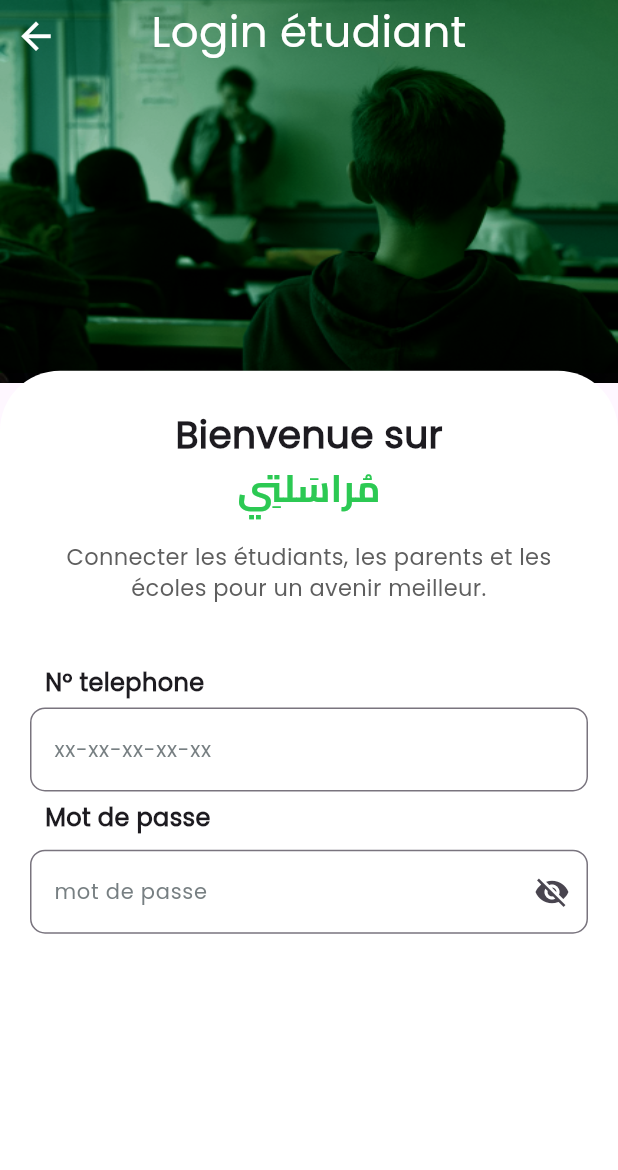
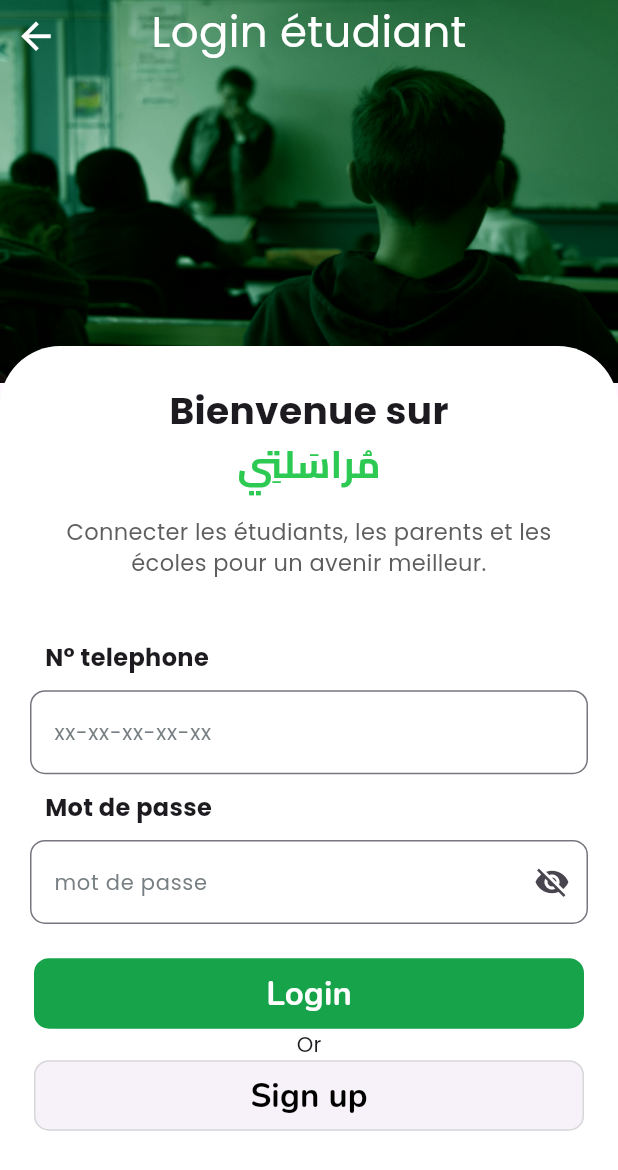
Before and after one commit to hedmi-san/project-kindergarden, a Flutter app: the screen it shows after launch, on a phone screen of 412 x 824 dp. Shown: the top 1170 px of the screen. Run offline on Flutter 3.47's test engine with Material 3 defaults, Android fonts, the phone set to English and light mode, and no system bars; our stand-ins replace flutter_svg, get.

Commit message:
finishing student login

```diff
--- a/lib/features/Auth/view/student/studentlogin.dart
+++ b/lib/features/Auth/view/student/studentlogin.dart
@@ -1,7 +1,6 @@
-import 'dart:ffi';
+// ignore_for_file: library_private_types_in_public_api
 
 import 'package:flutter/material.dart';
-import 'package:flutter/widgets.dart';
 import 'package:project_kindergarden/theme/theme.dart';
 
 final phoneNumber = TextEditingController();
@@ -55,7 +54,7 @@ class StudentLoginScreen extends StatelessWidget {
             Align(
               alignment: Alignment.bottomCenter,
               child: Container(
-                height: MediaQuery.sizeOf(context).height * 0.70,
+                height: MediaQuery.sizeOf(context).height * 0.72,
                 decoration: const BoxDecoration(
                   color: Colors.white,
                   borderRadius: BorderRadius.only(
@@ -106,6 +105,14 @@ class StudentLoginScreen extends StatelessWidget {
                           height: MediaQuery.sizeOf(context).height * 0.001,
                         ),
                         const PasswordTextForm(),
+                        SizedBox(
+                          height: MediaQuery.sizeOf(context).height * 0.015,
+                        ),
+                        const LoginButton(),
+                        const Text(
+                          'Or',
+                        ),
+                        const SignupButton(),
                       ],
                     ),
                   ],
@@ -121,8 +128,8 @@ class StudentLoginScreen extends StatelessWidget {
 
 class PhoneNumberTextForm extends StatefulWidget {
   const PhoneNumberTextForm({
-    Key? key,
-  }) : super(key: key);
+    super.key,
+  });
 
   @override
   _PhoneNumberTextFormState createState() => _PhoneNumberTextFormState();
@@ -142,7 +149,7 @@ class _PhoneNumberTextFormState extends State<PhoneNumberTextForm> {
           ),
         ),
         Padding(
-          padding: const EdgeInsets.symmetric(horizontal: 20, vertical: 5),
+          padding: const EdgeInsets.symmetric(horizontal: 20, vertical: 10),
           child: TextField(
             controller: phoneNumber,
             keyboardType: TextInputType.number,
@@ -168,8 +175,8 @@ class _PhoneNumberTextFormState extends State<PhoneNumberTextForm> {
 
 class PasswordTextForm extends StatefulWidget {
   const PasswordTextForm({
-    Key? key,
-  }) : super(key: key);
+    super.key,
+  });
 
   @override
   _PasswordTextFormState createState() => _PasswordTextFormState();
@@ -224,20 +231,19 @@ class _PasswordTextFormState extends State<PasswordTextForm> {
   }
 }
 
-class ContinueButton extends StatelessWidget {
-  const ContinueButton({
+class LoginButton extends StatelessWidget {
+  const LoginButton({
     super.key,
   });
 
   @override
   Widget build(BuildContext context) {
-    return Container(
-      padding: const EdgeInsets.only(bottom: 12),
-      width: MediaQuery.of(context).size.width * 0.6,
+    return SizedBox(
+      width: MediaQuery.of(context).size.width * 0.89,
       child: ElevatedButton(
         style: ElevatedButton.styleFrom(
           elevation: 0.0,
-          backgroundColor: Pallete.secondarygreenColor,
+          backgroundColor: Pallete.primarygreenColor,
           shape: RoundedRectangleBorder(
             borderRadius: BorderRadius.circular(10),
           ),
@@ -246,8 +252,9 @@ class ContinueButton extends StatelessWidget {
         child: const Padding(
           padding: EdgeInsets.all(8.0),
           child: Text(
-            'Continuer',
+            'Login',
             style: TextStyle(
+              fontFamily: 'Nunito',
               color: Colors.white,
               fontSize: 22,
               fontWeight: FontWeight.w400,
@@ -258,3 +265,40 @@ class ContinueButton extends StatelessWidget {
     );
   }
 }
+
+class SignupButton extends StatelessWidget {
+  const SignupButton({
+    super.key,
+  });
+
+  @override
+  Widget build(BuildContext context) {
+    return SizedBox(
+      width: MediaQuery.of(context).size.width * 0.89,
+      child: ElevatedButton(
+        style: ElevatedButton.styleFrom(
+          elevation: 0.0,
+          side: const BorderSide(
+            color: Pallete.bordergreyColor,
+          ),
+          shape: RoundedRectangleBorder(
+            borderRadius: BorderRadius.circular(10),
+          ),
+        ),
+        onPressed: () {},
+        child: const Padding(
+          padding: EdgeInsets.all(8.0),
+          child: Text(
+            'Sign up',
+            style: TextStyle(
+              fontFamily: 'Nunito',
+              color: Colors.black,
+              fontSize: 22,
+              fontWeight: FontWeight.w400,
+            ),
+          ),
+        ),
+      ),
+    );
+  }
+}
--- a/lib/main.dart
+++ b/lib/main.dart
@@ -1,3 +1,5 @@
+// ignore_for_file: unused_import
+
 import 'package:flutter/material.dart';
 import 'package:get/get.dart';
 import 'package:project_kindergarden/features/startScreen/view/start.dart';
```
Also changed, not shown: pubspec.yaml (+5 -2 lines), assets/fonts/Nunito-Bold.ttf (added).
